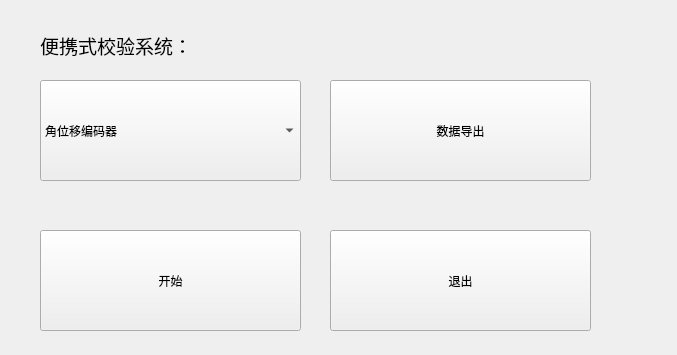
Dirck-YHP/Proj_sensor_detect, file mainwindow.ui: the form before one commit.
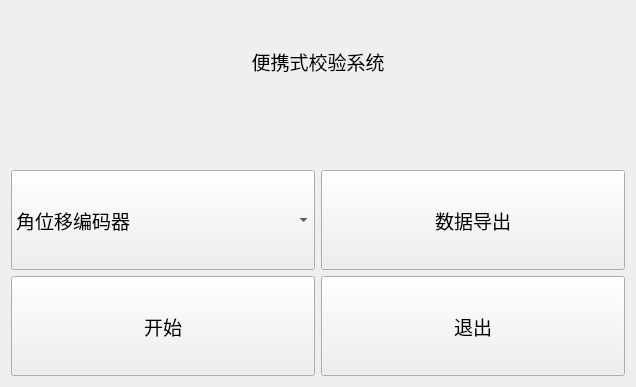
The form after the commit.

Commit message: 初步美化界面

What changed in the file:
```diff
--- a/mainwindow.ui
+++ b/mainwindow.ui
@@ -6,21 +6,23 @@
    <rect>
     <x>0</x>
     <y>0</y>
-    <width>677</width>
-    <height>355</height>
+    <width>636</width>
+    <height>387</height>
    </rect>
   </property>
   <property name="windowTitle">
    <string>主界面</string>
   </property>
+  <layout class="QGridLayout" name="gridLayout">
+   <item row="0" column="0">
+    <layout class="QVBoxLayout" name="verticalLayout">
+     <item>
   <widget class="QLabel" name="label">
-   <property name="geometry">
-    <rect>
-     <x>40</x>
-     <y>30</y>
-     <width>231</width>
-     <height>31</height>
-    </rect>
+       <property name="minimumSize">
+        <size>
+         <width>0</width>
+         <height>100</height>
+        </size>
    </property>
    <property name="font">
     <font>
@@ -28,43 +30,43 @@
     </font>
    </property>
    <property name="text">
-    <string>便携式校验系统：</string>
-   </property>
-  </widget>
-  <widget class="QPushButton" name="btn_exit">
-   <property name="geometry">
-    <rect>
-     <x>330</x>
-     <y>230</y>
-     <width>261</width>
-     <height>101</height>
-    </rect>
-   </property>
-   <property name="text">
-    <string>退出</string>
-   </property>
-  </widget>
-  <widget class="QPushButton" name="btn_start">
-   <property name="geometry">
-    <rect>
-     <x>40</x>
-     <y>230</y>
-     <width>261</width>
-     <height>101</height>
-    </rect>
-   </property>
-   <property name="text">
-    <string>开始</string>
-   </property>
-  </widget>
+        <string>便携式校验系统</string>
+       </property>
+       <property name="alignment">
+        <set>Qt::AlignCenter</set>
+       </property>
+      </widget>
+     </item>
+     <item>
+      <spacer name="verticalSpacer">
+       <property name="orientation">
+        <enum>Qt::Vertical</enum>
+       </property>
+       <property name="sizeHint" stdset="0">
+        <size>
+         <width>20</width>
+         <height>40</height>
+        </size>
+       </property>
+      </spacer>
+     </item>
+     <item>
+      <layout class="QHBoxLayout" name="horizontalLayout">
+       <item>
   <widget class="QComboBox" name="cbox_choose_sensor">
-   <property name="geometry">
-    <rect>
-     <x>40</x>
-     <y>80</y>
-     <width>261</width>
-     <height>101</height>
-    </rect>
+         <property name="minimumSize">
+          <size>
+           <width>200</width>
+           <height>100</height>
+          </size>
+         </property>
+         <property name="font">
+          <font>
+           <pointsize>14</pointsize>
+          </font>
+         </property>
+         <property name="editable">
+          <bool>false</bool>
    </property>
    <item>
     <property name="text">
@@ -92,19 +94,70 @@
     </property>
    </item>
   </widget>
+       </item>
+       <item>
   <widget class="QPushButton" name="btn_data_export">
-   <property name="geometry">
-    <rect>
-     <x>330</x>
-     <y>80</y>
-     <width>261</width>
-     <height>101</height>
-    </rect>
+         <property name="minimumSize">
+          <size>
+           <width>200</width>
+           <height>100</height>
+          </size>
+         </property>
+         <property name="font">
+          <font>
+           <pointsize>14</pointsize>
+          </font>
    </property>
    <property name="text">
     <string>数据导出</string>
    </property>
   </widget>
+       </item>
+      </layout>
+     </item>
+     <item>
+      <layout class="QHBoxLayout" name="horizontalLayout_2">
+       <item>
+        <widget class="QPushButton" name="btn_start">
+         <property name="minimumSize">
+          <size>
+           <width>200</width>
+           <height>100</height>
+          </size>
+         </property>
+         <property name="font">
+          <font>
+           <pointsize>14</pointsize>
+          </font>
+         </property>
+         <property name="text">
+          <string>开始</string>
+         </property>
+        </widget>
+       </item>
+       <item>
+        <widget class="QPushButton" name="btn_exit">
+         <property name="minimumSize">
+          <size>
+           <width>200</width>
+           <height>100</height>
+          </size>
+         </property>
+         <property name="font">
+          <font>
+           <pointsize>14</pointsize>
+          </font>
+         </property>
+         <property name="text">
+          <string>退出</string>
+         </property>
+        </widget>
+       </item>
+      </layout>
+     </item>
+    </layout>
+   </item>
+  </layout>
  </widget>
  <resources/>
  <connections/>
```
Lines whose indentation alone changed are shown as unchanged. The commit also changes 6 other files.
